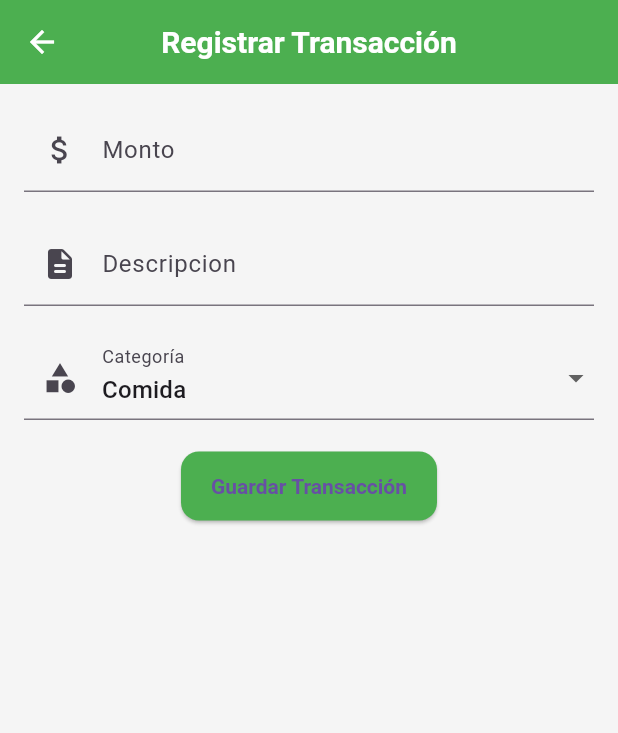
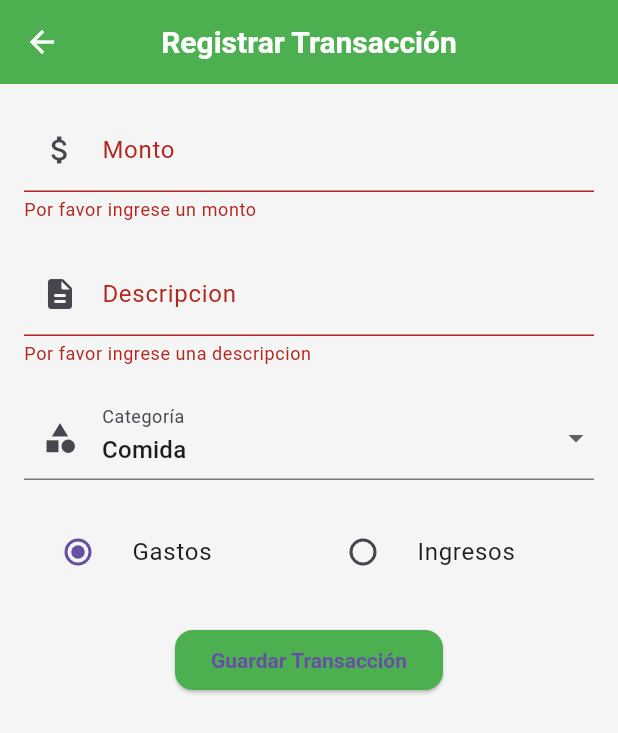
Before and after one commit to IsraelMerlyn/gastos_app, a Flutter app: the TransactionFormScreen screen opened directly, after a tap on "Guardar Transacción", on a phone screen of 412 x 824 dp. Shown: the top 733 px of the screen. Run offline on Flutter 3.47's test engine with Material 3 defaults, Android fonts, the phone set to English and light mode, and no system bars; our stand-ins replace charts_flutter.

Commit message:
tasks #2.4 Agregando datos en el formulario

```diff
--- a/lib/screens/transaction_form_screen.dart
+++ b/lib/screens/transaction_form_screen.dart
@@ -1,5 +1,8 @@
-import 'package:flutter/cupertino.dart';
 import 'package:flutter/material.dart';
+import 'package:gastos_app/models/transaction.dart';
+import 'package:gastos_app/providers/transaction_provider.dart';
+import 'package:provider/provider.dart';
+import 'package:uuid/uuid.dart';
 
 class TransactionFormScreen extends StatefulWidget {
   const TransactionFormScreen({super.key});
@@ -14,6 +17,8 @@ class _TransactionFormScreenState extends State<TransactionFormScreen> {
   final TextEditingController _descriptionController = TextEditingController();
 
   String _selectedCategory = 'Comida';
+  TransactionType _selectedType = TransactionType.expense;
+
   final List<String> _categories = [
     'Comida',
     'Transporte',
@@ -30,65 +35,105 @@ class _TransactionFormScreenState extends State<TransactionFormScreen> {
       ),
       body: Padding(
         padding: EdgeInsets.all(16.0),
-        child: Form(child: Column(
+        child: Form(
+          key: _formKey,
+          child: Column(
             crossAxisAlignment: CrossAxisAlignment.start,
             children: [
               TextFormField(
+                decoration: const InputDecoration(
+                  labelText: 'Monto',
+                  prefixIcon: Icon(Icons.attach_money),
+                ),
                 controller: _amountController,
                 keyboardType: TextInputType.number,
-              validator: (value){
+                validator: (value) {
                   if (value == null || value.isEmpty) {
                     return 'Por favor ingrese un monto';
                   }
                   return null;
                 },
-              decoration:  const InputDecoration(
-                labelText: 'Monto',
-                prefixIcon: Icon(Icons.attach_money),
-
               ),
+              const SizedBox(height: 20.0),
+              TextFormField(
+                decoration: const InputDecoration(
+                  labelText: 'Descripcion',
+                  prefixIcon: Icon(Icons.description_rounded),
                 ),
-            const SizedBox(height:20.0),
-            TextFormField(
                 controller: _descriptionController,
-
-              validator: (value){
+                validator: (value) {
                   if (value == null || value.isEmpty) {
                     return 'Por favor ingrese una descripcion';
                   }
                   return null;
                 },
-              decoration:  const InputDecoration(
-                labelText: 'Descripcion',
-                prefixIcon: Icon(Icons.description_rounded),
-
               ),
+              const SizedBox(height: 20.0),
+              DropdownButtonFormField(
+                decoration: const InputDecoration(
+                  labelText: 'Categoría',
+                  prefixIcon: Icon(Icons.category),
                 ),
-            const SizedBox(height:20.0),
-
-            DropdownButtonFormField<String>(
                 value: _selectedCategory,
-              items: _categories.map((String category) {
-                return DropdownMenuItem<String>(
+                items: _categories.map((category) {
+                  return DropdownMenuItem(
                     value: category,
                     child: Text(category),
                   );
                 }).toList(),
-              onChanged: (String? newValue) {
+                onChanged: (value) {
                   setState(() {
-                  _selectedCategory = newValue!;
+                    _selectedCategory = value!;
                   });
                 },
-              decoration: const InputDecoration(
-                labelText: 'Categoría',
-                prefixIcon: Icon(Icons.category),
+              ),
+              const SizedBox(height: 20.0),
+              Row(
+                children: [
+                  Expanded(
+                    child: RadioListTile(
+                      title: const Text('Gastos'),
+                      value: TransactionType.expense,
+                      groupValue: _selectedType,
+                      onChanged: (TransactionType? value) {
+                        setState(() {
+                          // Aquí puedes manejar el cambio de tipo de transacción
+                          _selectedType = value!;
+                        });
+                      },
                     ),
                   ),
-            const SizedBox(height:20.0),
+                  Expanded(
+                    child: RadioListTile(
+                      title: const Text('Ingresos'),
+                      value: TransactionType.income,
+                      groupValue: _selectedType,
+                      onChanged: (TransactionType? value) {
+                        setState(() {
+                          // Aquí puedes manejar el cambio de tipo de transacción
+                          _selectedType = value!;
+                        });
+                      },
+                    ),
+                  )
+                ],
+              ),
+              const SizedBox(height: 20.0),
               Center(
-              child: ElevatedButton(onPressed: () {
-                if(_formKey.currentState!.validate()){
+                child: ElevatedButton(
+                  onPressed: () {
+                    if (_formKey.currentState!.validate()) {
                       // Aquí puedes agregar la lógica para guardar la transacción
+                      final newTransaction = Transaction(
+                          id: const Uuid().v4(),
+                          category: _selectedCategory,
+                          amount: double.parse(_amountController.text),
+                          type: _selectedType,
+                          date: DateTime.now());
+
+                      Provider.of<TransactionProvider>(context, listen: false)
+                          .addTransaction(newTransaction);
+
                       ScaffoldMessenger.of(context).showSnackBar(
                         const SnackBar(content: Text('Transacción guardada')),
                       );
@@ -96,17 +141,17 @@ class _TransactionFormScreenState extends State<TransactionFormScreen> {
                     }
                   },
                   child: const Text('Guardar Transacción'),
-                style: ElevatedButton.styleFrom(
-                  padding: const EdgeInsets.symmetric(horizontal: 20, vertical: 15),
-                  shape: RoundedRectangleBorder(
-                    borderRadius: BorderRadius.circular(12),
-                  ),
-                ),
+                  // style: ElevatedButton.styleFrom(
+                  //   padding: const EdgeInsets.symmetric(
+                  //       horizontal: 20, vertical: 15),
+                  //   shape: RoundedRectangleBorder(
+                  //     borderRadius: BorderRadius.circular(12),
+                  //   ),
+                  // ),
                 ),
               )
             ],
           ),
-
         ),
       ),
     );
--- a/pubspec.yaml
+++ b/pubspec.yaml
@@ -38,6 +38,7 @@ dependencies:
   charts_flutter: ^0.12.0
   provider: ^6.1.5
   intl: ^0.17.0
+  uuid: ^4.5.1
 
 dev_dependencies:
   flutter_test:
```
Also changed, not shown: pubspec.lock. Lines whose indentation alone changed are shown as unchanged.
